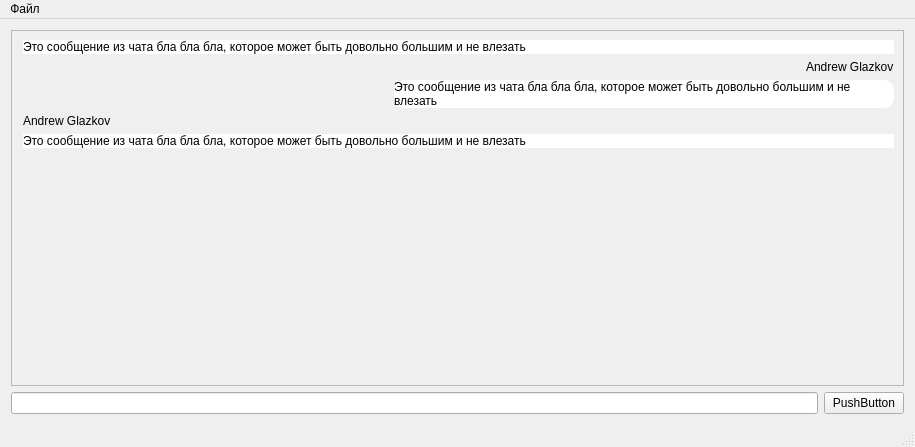
First picture: the form in QtClient/UI/QtClient for testing.ui, repository Martakor1/cppAdvancedITMO, before the edit.
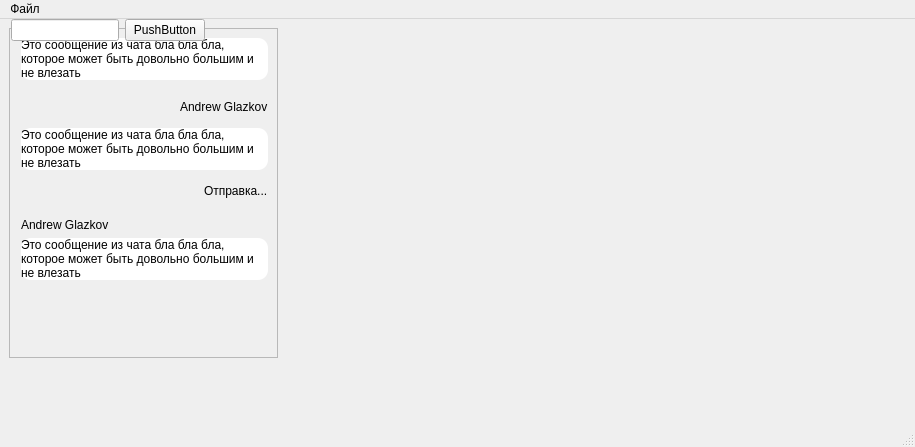
Second picture: the form after the edit.

Diff of the .ui file:
```diff
--- a/QtClient/UI/QtClient for testing.ui
+++ b/QtClient/UI/QtClient for testing.ui
@@ -26,9 +26,15 @@
    <string>QtClient</string>
   </property>
   <widget class="QWidget" name="centralWidget">
-   <layout class="QVBoxLayout" name="verticalLayout_4">
-    <item>
      <widget class="QScrollArea" name="scrollArea">
+    <property name="geometry">
+     <rect>
+      <x>9</x>
+      <y>9</y>
+      <width>269</width>
+      <height>330</height>
+     </rect>
+    </property>
       <property name="widgetResizable">
        <bool>true</bool>
       </property>
@@ -37,8 +43,8 @@
         <rect>
          <x>0</x>
          <y>0</y>
-         <width>895</width>
-         <height>352</height>
+       <width>250</width>
+       <height>338</height>
         </rect>
        </property>
        <layout class="QVBoxLayout" name="verticalLayout_2">
@@ -93,6 +99,9 @@
         </item>
         <item>
          <layout class="QVBoxLayout" name="verticalLayout">
+        <property name="spacing">
+         <number>0</number>
+        </property>
           <item>
            <widget class="QLabel" name="nameLabel">
             <property name="sizePolicy">
@@ -161,6 +170,25 @@
             </property>
            </widget>
           </item>
+        <item>
+         <widget class="QLabel" name="nameLabel_2">
+          <property name="sizePolicy">
+           <sizepolicy hsizetype="Maximum" vsizetype="Preferred">
+            <horstretch>0</horstretch>
+            <verstretch>0</verstretch>
+           </sizepolicy>
+          </property>
+          <property name="layoutDirection">
+           <enum>Qt::RightToLeft</enum>
+          </property>
+          <property name="text">
+           <string>Отправка...</string>
+          </property>
+          <property name="alignment">
+           <set>Qt::AlignLeading|Qt::AlignLeft|Qt::AlignVCenter</set>
+          </property>
+         </widget>
+        </item>
          </layout>
         </item>
         <item>
@@ -239,8 +267,7 @@
        </layout>
       </widget>
      </widget>
-    </item>
-    <item>
+   <widget class="QWidget" name="">
      <layout class="QHBoxLayout" name="horizontalLayout">
       <property name="topMargin">
        <number>0</number>
@@ -260,8 +287,7 @@
        </widget>
       </item>
      </layout>
-    </item>
-   </layout>
+   </widget>
   </widget>
   <widget class="QMenuBar" name="menuBar">
    <property name="geometry">
```
Lines whose indentation alone changed are shown as unchanged.
